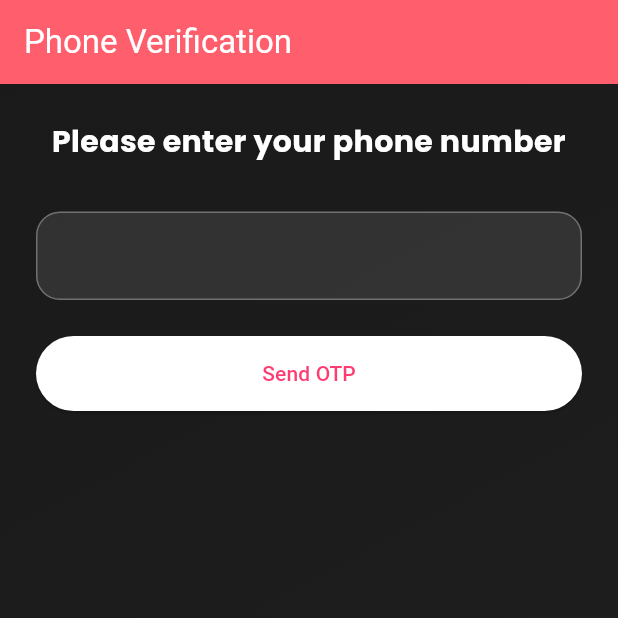
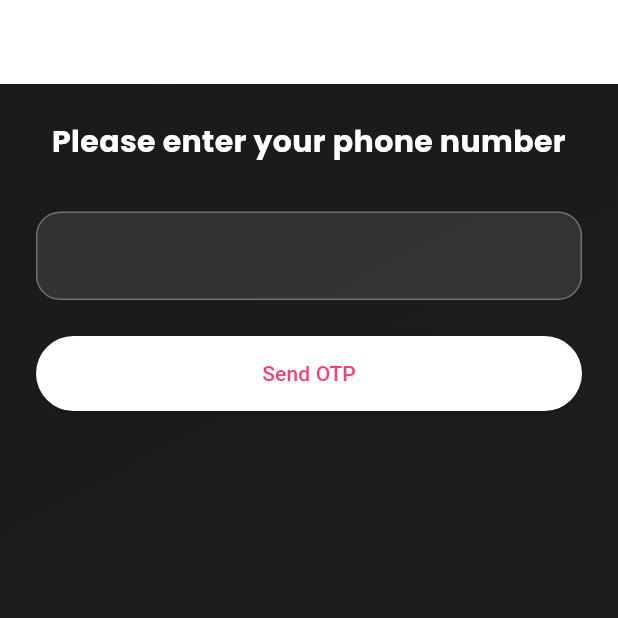
Before and after one commit to sinancholakkal/Dating_app, a Flutter app: the PhoneOtpScreen screen opened by its route, on a phone screen of 412 x 824 dp, the top half of it. Run offline on Flutter 3.47's test engine with Material 3 defaults, Android fonts, the phone set to English and light mode, and no system bars; our stand-ins replace bloc, cloud_firestore, equatable, firebase_auth, firebase_core, firebase_storage and 9 more; missing offline and left inert: bottom_cupertino_tabbar, insta_image_viewer; accounts and stored records are empty.

Commit message:
some buges fixed

```diff
--- a/lib/state/user_actions_bloc/user_actions_event.dart
+++ b/lib/state/user_actions_bloc/user_actions_event.dart
@@ -35,3 +35,5 @@ final String image;
 }
 
 class SwipeLimitWarningAcknowledgedEvent extends UserActionsEvent {}
+
+class SwipeLimitWarningShownEvent extends UserActionsEvent {}
--- a/lib/view/home_screen/persistent_nav.dart
+++ b/lib/view/home_screen/persistent_nav.dart
@@ -4,6 +4,7 @@ import 'package:dating_app/services/request_services.dart';
 import 'package:dating_app/state/chat_bloc/chat_bloc.dart';
 import 'package:dating_app/state/favorite_bloc/favorite_bloc.dart';
 import 'package:dating_app/state/request_bloc/request_bloc.dart';
+import 'package:dating_app/state/user_actions_bloc/user_actions_bloc.dart';
 import 'package:dating_app/utils/app_color.dart';
 import 'package:dating_app/view/chat_screen.dart/chat_screen.dart';
 import 'package:dating_app/view/favorite_screen/favorite_screen.dart';
@@ -39,6 +40,7 @@ class _EasyTabbarState extends State<EasyTabbar> {
             context.read<RequestBloc>().add(FetchRequestsEvent());
           }else if(index == 2){
             context.read<FavoriteBloc>().add(FetchAllFavoritesEvent());
+             context.read<UserActionsBloc>().add(SwipeLimitWarningShownEvent());
           }
           model.changePage(index);
         } else {
--- a/lib/view/phone_otp_screen/phone_otp_screen.dart
+++ b/lib/view/phone_otp_screen/phone_otp_screen.dart
@@ -35,8 +35,8 @@ class _PhoneOtpScreenState extends State<PhoneOtpScreen> {
   @override
   Widget build(BuildContext context) {
     return Scaffold(
-
-      appBar: AppBar(title: TextWidget(text: "Phone Verification"),backgroundColor: primary,iconTheme: IconThemeData(color: kWhite),),
+      backgroundColor: Colors.transparent,
+      appBar: AppBar(title: TextWidget(text: "Phone Verification"),backgroundColor: Colors.transparent,iconTheme: IconThemeData(color: kWhite),),
       body: Container(
         decoration: BoxDecoration(
           gradient: appGradient
```
Also changed, not shown: lib/services/swip_service.dart (+0 -10 lines), lib/state/user_actions_bloc/user_actions_bloc.dart (+7 -0 lines), lib/view/favorite_screen/favorite_screen.dart (+20 -3 lines), lib/view/home_screen/home_screen.dart (+11 -7 lines), lib/view/home_screen/widget/upgrade_widget.dart (+2 -9 lines).
